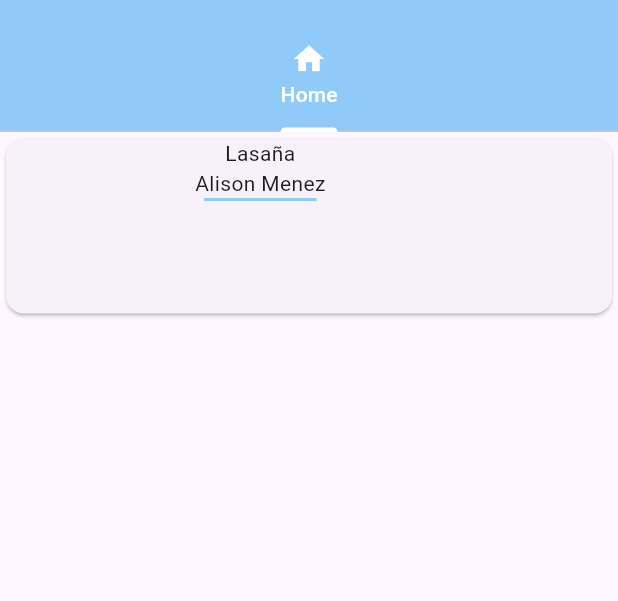
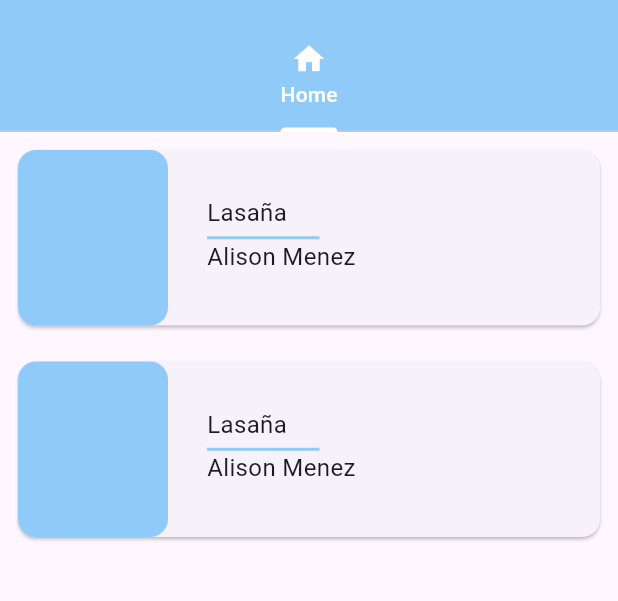
Before and after one commit to ijquenta/recibe_book, a Flutter app: the screen it shows after launch, on a phone screen of 412 x 824 dp, the part 63-664 px from its top. Run offline on Flutter 3.47's test engine with Material 3 defaults, Android fonts, the phone set to English and light mode, and no system bars; Roboto replaces fonts that are missing (Quicksand).

Commit message:
[ADD] how to custom widgets in flutter

```diff
--- a/lib/screens/home_screen.dart
+++ b/lib/screens/home_screen.dart
@@ -6,7 +6,14 @@ class HomeScreen extends StatelessWidget {
   @override
   Widget build(BuildContext context) {
     return Scaffold(
-      body: Container(
+      body: Column(children: [_RecipesCard(context), _RecipesCard(context)]),
+    );
+  }
+
+  Widget _RecipesCard(BuildContext context) {
+    return Padding(
+      padding: const EdgeInsets.all(8.0),
+      child: Container(
         width: MediaQuery.of(context).size.width,
         height: 125,
         child: Card(
@@ -15,6 +22,10 @@ class HomeScreen extends StatelessWidget {
               Container(
                 height: 125,
                 width: 100,
+                decoration: BoxDecoration(
+                  color: Colors.blue[200],
+                  borderRadius: BorderRadius.circular(12),
+                ),
                 child: ClipRRect(
                   child: Container(),
                   borderRadius: BorderRadius.circular(25),
@@ -22,10 +33,20 @@ class HomeScreen extends StatelessWidget {
               ),
               SizedBox(width: 26),
               Column(
+                mainAxisAlignment: MainAxisAlignment.center,
+                crossAxisAlignment: CrossAxisAlignment.start,
                 children: <Widget>[
-                  Text('Lasaña'),
-                  Text('Alison Menez'),
+                  Text(
+                    'Lasaña',
+                    style: TextStyle(fontSize: 16, fontFamily: 'Quicksand'),
+                  ),
+                  SizedBox(height: 4),
                   Container(height: 2, width: 75, color: Colors.blue[200]),
+                  Text(
+                    'Alison Menez',
+                    style: TextStyle(fontSize: 16, fontFamily: 'Quicksand'),
+                  ),
+                  SizedBox(height: 4),
                 ],
               ),
             ],
```
